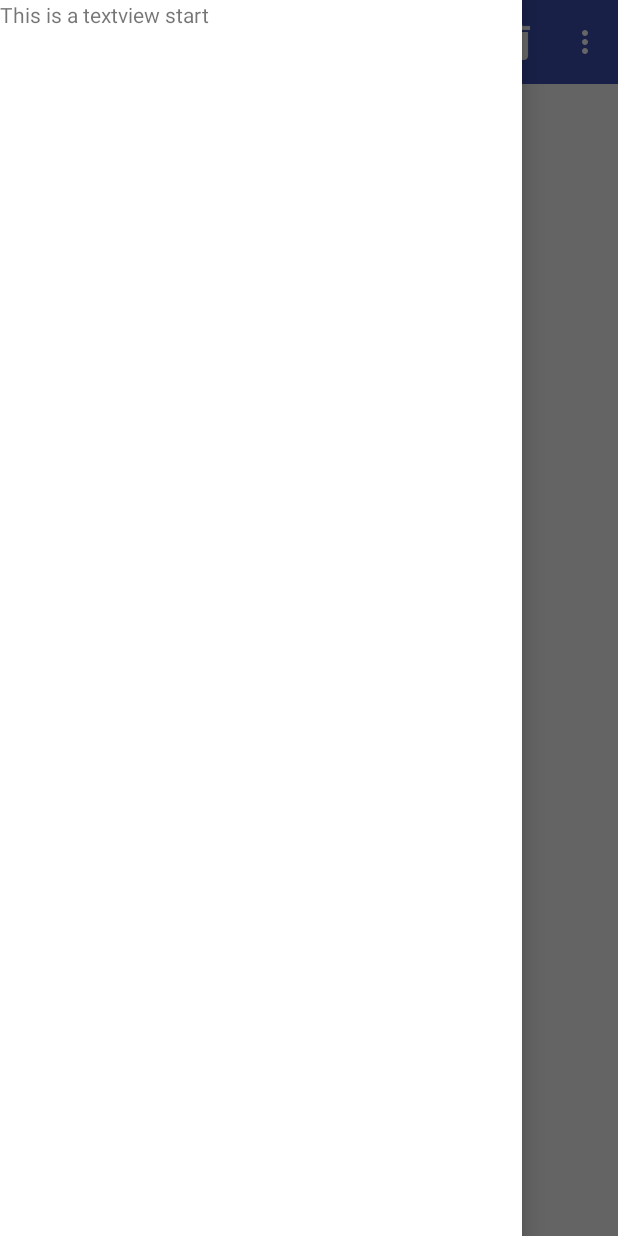
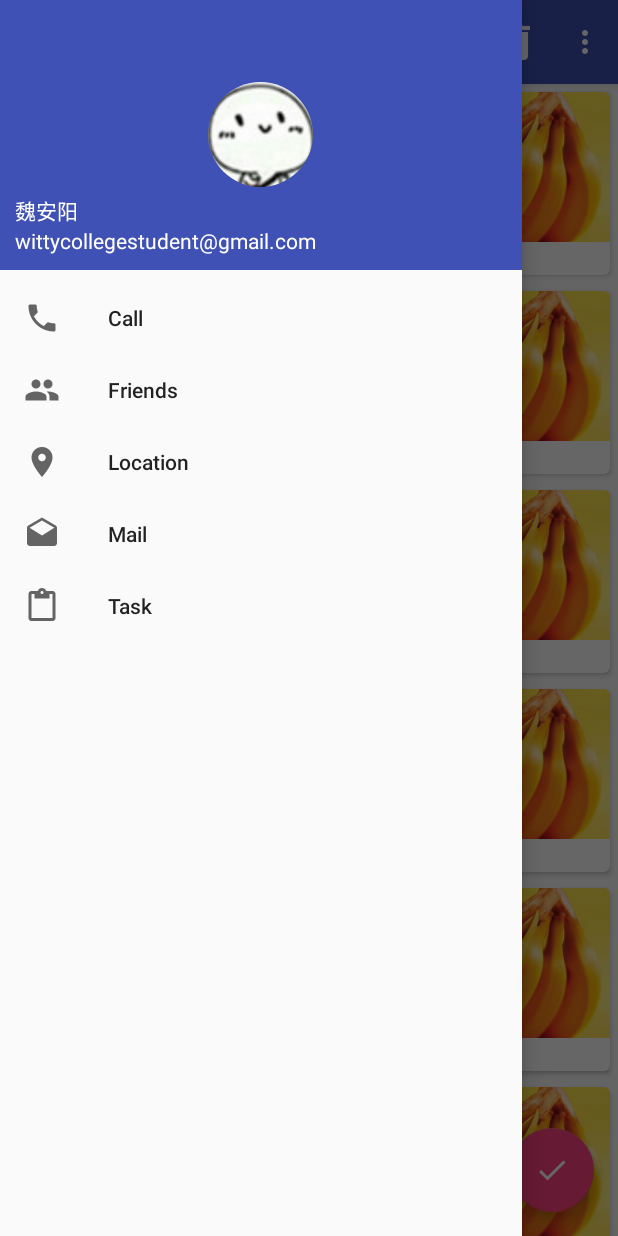
Before and after one commit to WittyCollegeStudent/AndroidStudioProjects, an Android app: the screen it shows after launch (MainActivity), with the side drawer open, on a phone screen of 412 x 824 dp. Run offline under Robolectric (Android 15) with nearby library versions, the phone set to English and light mode, and no system bars; our stand-ins replace CircleImageView.

```diff
--- a/MyApplication/app/build.gradle
+++ b/MyApplication/app/build.gradle
@@ -29,4 +29,7 @@ dependencies {
     testCompile 'junit:junit:4.12'
     implementation 'com.android.support:design:26.1.0'
     implementation 'de.hdodenhof:circleimageview:2.2.0'
+    implementation 'com.android.support:recyclerview-v7:26.1.0'
+    implementation 'com.android.support:cardview-v7:26.1.0'
+    implementation 'com.github.bumptech.glide:glide:3.7.0'
 }
--- a/MyApplication/app/src/main/AndroidManifest.xml
+++ b/MyApplication/app/src/main/AndroidManifest.xml
@@ -5,6 +5,7 @@
     <application
         android:allowBackup="true"
         android:icon="@drawable/nav_icon"
+        android:name="com.example.weianyang.myapplication.MyApplication"
         android:label="@string/app_name"
         android:supportsRtl="true"
         android:theme="@style/AppTheme">
@@ -17,6 +18,9 @@
                 <category android:name="android.intent.category.LAUNCHER" />
             </intent-filter>
         </activity>
+        <activity
+            android:name=".FruitActivity"
+            android:theme="@style/FruitActivityTheme"></activity>
     </application>
 
 </manifest>
--- /dev/null
+++ b/MyApplication/app/src/main/java/com/example/weianyang/myapplication/Fruit.java
@@ -0,0 +1,32 @@
+package com.example.weianyang.myapplication;
+
+/**
+ * Created by weianyang on 18-1-4.
+ */
+
+public class Fruit {
+
+    private String name;
+    private int imageId;
+
+    public Fruit(String name, int imageId) {
+        this.name = name;
+        this.imageId = imageId;
+    }
+
+    public String getName() {
+        return name;
+    }
+
+    public void setName(String name) {
+        this.name = name;
+    }
+
+    public int getImageId() {
+        return imageId;
+    }
+
+    public void setImageId(int imageId) {
+        this.imageId = imageId;
+    }
+}
--- /dev/null
+++ b/MyApplication/app/src/main/java/com/example/weianyang/myapplication/FruitAdapter.java
@@ -0,0 +1,75 @@
+package com.example.weianyang.myapplication;
+
+import android.content.Context;
+import android.content.Intent;
+import android.support.v7.widget.CardView;
+import android.support.v7.widget.RecyclerView;
+import android.view.LayoutInflater;
+import android.view.View;
+import android.view.ViewGroup;
+import android.widget.ImageView;
+import android.widget.TextView;
+
+import com.bumptech.glide.Glide;
+
+import java.util.List;
+
+/**
+ * Created by weianyang on 18-1-4.
+ */
+
+public class FruitAdapter extends RecyclerView.Adapter<FruitAdapter.ViewHolder> {
+
+    private Context context;
+
+    private List<Fruit> fruitList;
+
+    static class ViewHolder extends RecyclerView.ViewHolder{
+        CardView cardView;
+        ImageView fruitImage;
+        TextView fruitName;
+
+        public ViewHolder(View view){
+            super(view);
+            cardView = (CardView)view;
+            fruitImage = (ImageView)view.findViewById(R.id.fruit_image);
+            fruitName = (TextView)view.findViewById(R.id.fruit_name);
+        }
+    }
+
+    public FruitAdapter(List<Fruit> fruitList){
+        this.fruitList = fruitList;
+    }
+
+    @Override
+    public ViewHolder onCreateViewHolder(ViewGroup parent, int viewType) {
+        if(context == null)
+            context = parent.getContext();
+        View view = LayoutInflater.from(context).inflate(R.layout.fruit_item,parent,false);
+        final ViewHolder holder = new ViewHolder(view);
+        holder.cardView.setOnClickListener(new View.OnClickListener() {
+            @Override
+            public void onClick(View v) {
+                int position = holder.getAdapterPosition();
+                Fruit fruit = fruitList.get(position);
+                Intent intent = new Intent(context,FruitActivity.class);
+                intent.putExtra(FruitActivity.FRUIT_NAME,fruit.getName());
+                intent.putExtra(FruitActivity.FRUIT_IMAGE_ID,fruit.getImageId());
+                context.startActivity(intent);
+            }
+        });
+        return holder;
+    }
+
+    @Override
+    public void onBindViewHolder(ViewHolder holder, int position) {
+        Fruit fruit = fruitList.get(position);
+        holder.fruitName.setText(fruit.getName());
+        Glide.with(context).load(fruit.getImageId()).into(holder.fruitImage);
+    }
+
+    @Override
+    public int getItemCount() {
+        return fruitList.size();
+    }
+}
--- a/MyApplication/app/src/main/java/com/example/weianyang/myapplication/MainActivity.java
+++ b/MyApplication/app/src/main/java/com/example/weianyang/myapplication/MainActivity.java
@@ -1,48 +1,144 @@
 package com.example.weianyang.myapplication;
 
+import android.content.Context;
 import android.os.Bundle;
+import android.support.annotation.NonNull;
+import android.support.design.widget.FloatingActionButton;
+import android.support.design.widget.NavigationView;
+import android.support.design.widget.Snackbar;
 import android.support.v4.view.GravityCompat;
 import android.support.v4.widget.DrawerLayout;
+import android.support.v4.widget.SwipeRefreshLayout;
 import android.support.v7.app.AppCompatActivity;
+import android.support.v7.widget.GridLayoutManager;
+import android.support.v7.widget.RecyclerView;
 import android.support.v7.widget.Toolbar;
 import android.util.Log;
-import android.view.Gravity;
 import android.view.Menu;
 import android.view.MenuItem;
 import android.view.View;
-import android.widget.Button;
-import android.widget.ImageView;
-import android.widget.TextView;
 import android.widget.Toast;
+
+import java.util.ArrayList;
+import java.util.List;
+import java.util.Random;
 
 public class MainActivity extends AppCompatActivity implements View.OnClickListener {
     private static final String TAG = "MainActivity";
     private DrawerLayout drawerLayout;
+    private NavigationView navigationView;
     private Toolbar toolbar;
-    private Button button;
-    private ImageView imageView;
-    private TextView textView;
-    private int cntClick = 0;
+    private FloatingActionButton fab;
+    private RecyclerView recyclerView;
+    private SwipeRefreshLayout swipeRefreshLayout;
+    private Fruit[] fruits = {new Fruit("Apple", R.drawable.apple), new Fruit("Banana", R.drawable.banana)
+            , new Fruit("Orange", R.drawable.orange), new Fruit("Cherry", R.drawable.cherry)
+            , new Fruit("Grape", R.drawable.grape)};
+    private List<Fruit> fruitList = new ArrayList<>();
+    private FruitAdapter adapter;
 
     @Override
     protected void onCreate(Bundle savedInstanceState) {
         super.onCreate(savedInstanceState);
         setContentView(R.layout.activity_main);
         Log.d(TAG, "onCreate: ");
-        drawerLayout = (DrawerLayout)findViewById(R.id.drawer_layout);
+        drawerLayout = (DrawerLayout) findViewById(R.id.drawer_layout);
+        navigationView = (NavigationView) findViewById(R.id.nav_view);
         toolbar = (Toolbar) findViewById(R.id.toolbar);
-        button = (Button) findViewById(R.id.button);
-        imageView = (ImageView) findViewById(R.id.imageview);
-        textView = (TextView) findViewById(R.id.textview);
-        button.setOnClickListener(MainActivity.this);
+        fab = (FloatingActionButton) findViewById(R.id.fab);
+        recyclerView = (RecyclerView) findViewById(R.id.recycler_view);
+        swipeRefreshLayout = (SwipeRefreshLayout) findViewById(R.id.swipe_refresh);
+        swipeRefreshLayout.setColorSchemeResources(R.color.colorPrimary);
+        //刷新时事件
+        swipeRefreshLayout.setOnRefreshListener(new SwipeRefreshLayout.OnRefreshListener() {
+            @Override
+            public void onRefresh() {
+                refreshFruits();
+            }
+        });
+        fab.setOnClickListener(MainActivity.this);
+        Toast.makeText(MyApplication.getContext(),"getContext:"+(MyApplication.getContext()),Toast.LENGTH_SHORT).show();
+        initFruits();
+        GridLayoutManager layoutManager = new GridLayoutManager(MainActivity.this, 2);
+        recyclerView.setLayoutManager(layoutManager);
+        adapter = new FruitAdapter(fruitList);
+        recyclerView.setAdapter(adapter);
+        navigationView.setNavigationItemSelectedListener(new NavigationView.OnNavigationItemSelectedListener() {
+            @Override
+            public boolean onNavigationItemSelected(@NonNull MenuItem item) {
+                String info = null;
+                //点击导航菜单任意一项，显示提示并关闭drawerlayout
+                switch (item.getItemId()) {
+                    case R.id.nav_call:
+                        info = "You clicked Call";
+                        break;
+                    case R.id.nav_friends:
+                        info = "You clicked Friends";
+                        break;
+                    case R.id.nav_location:
+                        info = "You clicked Location";
+                        break;
+                    case R.id.nav_mail:
+                        info = "You clicked Mail";
+                        break;
+                    case R.id.nav_task:
+                        info = "You clicked Task";
+                        break;
+                    default:
+                        break;
+                }
+                Toast.makeText(MainActivity.this, info, Toast.LENGTH_SHORT).show();
+                drawerLayout.closeDrawers();
+                return true;
+            }
+        });
         setSupportActionBar(toolbar);
+    }
+
+    private void refreshFruits() {
+        new Thread(new Runnable() {
+            @Override
+            public void run() {
+                try {
+                    Thread.sleep(1500);//睡眠2秒后继续
+                } catch (InterruptedException e) {
+                    e.printStackTrace();
+                }
+                runOnUiThread(new Runnable() {
+                    @Override
+                    public void run() {
+                        initFruits();
+                        adapter.notifyDataSetChanged();
+                        swipeRefreshLayout.setRefreshing(false);
+                    }
+                });
+            }
+        }).start();
+    }
+
+    //随机填充5个水果
+    private void initFruits() {
+        int randIndex;//随机待添加的水果的下标
+        if (fruitList.size() > 0)
+            fruitList.clear();
+        for (int i = 0; i < 50; i++) {
+            randIndex = (new Random().nextInt(fruits.length));
+            fruitList.add(fruits[randIndex]);
+        }
     }
 
     @Override
     public void onClick(View v) {
         switch (v.getId()) {
-            case R.id.button:
-                setInfoImgAndShow();
+            case R.id.fab:
+                Snackbar.make(v, "Data deleted", Snackbar.LENGTH_SHORT)
+                        .setAction("Undo", new View.OnClickListener() {
+                            @Override
+                            public void onClick(View v) {
+                                Toast.makeText(MainActivity.this, "Data restored", Toast.LENGTH_SHORT).show();
+                            }
+                        })
+                        .show();
                 break;
             default:
                 break;
@@ -51,56 +147,26 @@ public class MainActivity extends AppCompatActivity implements View.OnClickListe
 
     @Override
     public boolean onOptionsItemSelected(MenuItem item) {
-        switch (item.getItemId()){
+        switch (item.getItemId()) {
             case android.R.id.home:
                 drawerLayout.openDrawer(GravityCompat.START);
                 break;
             case R.id.backup:
-                Toast.makeText(MainActivity.this,"You clicked Backup",Toast.LENGTH_SHORT)
+                Toast.makeText(MainActivity.this, "You clicked Backup", Toast.LENGTH_SHORT)
                         .show();
                 break;
             case R.id.delete:
-                Toast.makeText(MainActivity.this,"You clicked Delete",Toast.LENGTH_SHORT)
+                Toast.makeText(MainActivity.this, "You clicked Delete", Toast.LENGTH_SHORT)
                         .show();
                 break;
             case R.id.settings:
-                Toast.makeText(MainActivity.this,"You clicked Settings",Toast.LENGTH_SHORT)
+                Toast.makeText(MainActivity.this, "You clicked Settings", Toast.LENGTH_SHORT)
                         .show();
-                break;
-            default:break;
-        }
-        return true;
-    }
-
-    public void setInfoImgAndShow() {
-        String desc = "This is a describtion.";
-        switch (cntClick) {
-            case 0:
-                imageView.setImageResource(R.drawable.mango);
-                textView.setVisibility(View.VISIBLE);//显示文字
-                imageView.setVisibility(View.VISIBLE);//显示图片
-                button.setText("再点击一下");
-                break;
-            case 1:
-                imageView.setImageResource(R.drawable.banana);
-                break;
-            case 2:
-                imageView.setImageResource(R.drawable.cherry);
-                break;
-            case 3:
-                imageView.setImageResource(R.drawable.grape);
-                Log.d(TAG, "setInfoImgAndShow: show grape image");
                 break;
             default:
                 break;
         }
-        if(cntClick < 3){
-            cntClick = cntClick + 1;
-        }
-        else
-            button.setVisibility(View.GONE);
-        Log.d(TAG, "setInfoImgAndShow: "+"cntClick = " + cntClick + ",imagevisibility:" + (imageView.getVisibility()));
-        textView.setText(desc);
+        return true;
     }
 
     @Override
--- /dev/null
+++ b/MyApplication/app/src/main/java/com/example/weianyang/myapplication/MyApplication.java
@@ -0,0 +1,25 @@
+package com.example.weianyang.myapplication;
+
+import android.app.Application;
+import android.content.Context;
+import android.os.Parcelable;
+
+/**
+ * Created by weianyang on 18-1-6.
+ */
+
+public class MyApplication extends Application {
+
+    private static Context context;
+
+    @Override
+    public void onCreate() {
+        super.onCreate();
+        context = getApplicationContext();
+    }
+
+    public static Context getContext(){
+        return context;
+    }
+
+}
--- a/MyApplication/app/src/main/res/layout/activity_main.xml
+++ b/MyApplication/app/src/main/res/layout/activity_main.xml
@@ -1,70 +1,60 @@
 <?xml version="1.0" encoding="utf-8"?>
 <android.support.v4.widget.DrawerLayout xmlns:android="http://schemas.android.com/apk/res/android"
     xmlns:app="http://schemas.android.com/apk/res-auto"
+    android:id="@+id/drawer_layout"
     android:layout_width="match_parent"
-    android:layout_height="match_parent"
-    android:id="@+id/drawer_layout">
+    android:layout_height="match_parent">
 
-    <android.support.constraint.ConstraintLayout
+    <android.support.design.widget.CoordinatorLayout
         android:layout_width="match_parent"
         android:layout_height="match_parent">
 
-        <android.support.v7.widget.Toolbar
-            android:id="@+id/toolbar"
+        <android.support.design.widget.AppBarLayout
             android:layout_width="match_parent"
-            android:layout_height="?attr/actionBarSize"
-            android:background="?attr/colorPrimary"
-            app:navigationIcon="@mipmap/ic_menu"
-            android:theme="@style/ThemeOverlay.AppCompat.Dark.ActionBar"
-            app:popupTheme="@style/ThemeOverlay.AppCompat.Light" />
+            android:layout_height="wrap_content">
 
-        <TextView
-            android:id="@+id/textview"
-            android:layout_width="384dp"
-            android:layout_height="wrap_content"
-            android:layout_gravity="center_horizontal"
-            android:layout_marginTop="56dp"
-            android:gravity="center"
-            android:text="Happy Birthday!"
-            android:textSize="24sp"
-            android:textStyle="bold"
-            android:visibility="invisible"
-            app:layout_constraintHorizontal_bias="0.0"
-            app:layout_constraintLeft_toLeftOf="parent"
-            app:layout_constraintRight_toRightOf="parent"
-            app:layout_constraintTop_toBottomOf="@+id/imageview" />
+            <android.support.v7.widget.Toolbar
+                android:id="@+id/toolbar"
+                android:layout_width="match_parent"
+                android:layout_height="?attr/actionBarSize"
+                android:background="?attr/colorPrimary"
+                android:theme="@style/ThemeOverlay.AppCompat.Dark.ActionBar"
+                app:navigationIcon="@mipmap/ic_menu"
+                app:popupTheme="@style/ThemeOverlay.AppCompat.Light"
+                app:layout_scrollFlags="scroll|enterAlways|snap"/>
 
-        <Button
-            android:id="@+id/button"
+        </android.support.design.widget.AppBarLayout>
+
+        <android.support.v4.widget.SwipeRefreshLayout
+            android:id="@+id/swipe_refresh"
+            android:layout_width="match_parent"
+            android:layout_height="match_parent"
+            app:layout_behavior="@string/appbar_scrolling_view_behavior">
+
+            <android.support.v7.widget.RecyclerView
+                android:id="@+id/recycler_view"
+                android:layout_width="match_parent"
+                android:layout_height="match_parent"/>
+
+        </android.support.v4.widget.SwipeRefreshLayout>
+
+        <android.support.design.widget.FloatingActionButton
+            android:id="@+id/fab"
             android:layout_width="wrap_content"
             android:layout_height="wrap_content"
-            android:layout_marginBottom="88dp"
-            android:layout_marginTop="8dp"
-            android:text="点击"
-            android:textSize="24sp"
-            app:layout_constraintBottom_toBottomOf="parent"
-            app:layout_constraintLeft_toLeftOf="parent"
-            app:layout_constraintRight_toRightOf="parent"
-            app:layout_constraintTop_toBottomOf="@+id/textview"
-            app:layout_constraintVertical_bias="0.639" />
+            android:layout_gravity="bottom|end"
+            android:layout_margin="16dp"
+            android:backgroundTint="@color/colorAccent"
+            android:src="@drawable/ic_done" />
 
-        <android.support.v7.widget.AppCompatImageView
-            android:id="@+id/imageview"
-            android:layout_width="217dp"
-            android:layout_height="94dp"
-            android:layout_marginTop="84dp"
-            android:visibility="invisible"
-            app:layout_constraintHorizontal_bias="0.502"
-            app:layout_constraintLeft_toLeftOf="parent"
-            app:layout_constraintRight_toRightOf="parent"
-            app:layout_constraintTop_toBottomOf="@+id/toolbar" />
-    </android.support.constraint.ConstraintLayout>
+    </android.support.design.widget.CoordinatorLayout>
 
-    <TextView
+    <android.support.design.widget.NavigationView
+        android:id="@+id/nav_view"
         android:layout_width="match_parent"
         android:layout_height="match_parent"
         android:layout_gravity="start"
-        android:text="This is a textview start"
-        android:background="#FFF"/>
+        app:headerLayout="@layout/nav_header"
+        app:menu="@menu/nav_menu" />
 
 </android.support.v4.widget.DrawerLayout>
--- /dev/null
+++ b/MyApplication/app/src/main/res/layout/nav_header.xml
@@ -0,0 +1,33 @@
+<?xml version="1.0" encoding="utf-8"?>
+<RelativeLayout xmlns:android="http://schemas.android.com/apk/res/android"
+    android:layout_width="match_parent"
+    android:layout_height="180dp"
+    android:padding="10dp"
+    android:background="?attr/colorPrimary">
+
+    <de.hdodenhof.circleimageview.CircleImageView
+        android:id="@+id/icon_image"
+        android:layout_width="70dp"
+        android:layout_height="70dp"
+        android:src="@drawable/wcs"
+        android:layout_centerInParent="true"/>
+
+
+    <TextView
+        android:id="@+id/username"
+        android:layout_width="wrap_content"
+        android:layout_height="wrap_content"
+        android:layout_above="@id/mail"
+        android:text="魏安阳"
+        android:textColor="#FFF"
+        android:textSize="14sp"/>
+    <TextView
+        android:id="@+id/mail"
+        android:layout_width="wrap_content"
+        android:layout_height="wrap_content"
+        android:layout_alignParentBottom="true"
+        android:text="wittycollegestudent@gmail.com"
+        android:textColor="#FFF"
+        android:textSize="14sp"/>
+
+</RelativeLayout>
--- /dev/null
+++ b/MyApplication/app/src/main/res/menu/nav_menu.xml
@@ -0,0 +1,25 @@
+<?xml version="1.0" encoding="utf-8"?>
+<menu xmlns:android="http://schemas.android.com/apk/res/android">
+    <group android:checkableBehavior="none">
+        <item
+            android:id="@+id/nav_call"
+            android:icon="@drawable/nav_call"
+            android:title="Call" />
+        <item
+            android:id="@+id/nav_friends"
+            android:icon="@drawable/nav_friends"
+            android:title="Friends" />
+        <item
+            android:id="@+id/nav_location"
+            android:icon="@drawable/nav_location"
+            android:title="Location" />
+        <item
+            android:id="@+id/nav_mail"
+            android:icon="@drawable/nav_mail"
+            android:title="Mail" />
+        <item
+            android:id="@+id/nav_task"
+            android:icon="@drawable/nav_task"
+            android:title="Task" />
+    </group>
+</menu>
--- a/MyApplication/app/src/main/res/menu/toobar.xml
+++ b/MyApplication/app/src/main/res/menu/toobar.xml
@@ -12,23 +12,23 @@
         android:title="Delete"
         app:showAsAction="always"/>
     <item
-        android:id="@+id/comment"
-        android:icon="@drawable/ic_comment"
-        android:title="Comment"
-        app:showAsAction="never"/>
-    <item
-        android:id="@+id/friends"
-        android:icon="@drawable/nav_friends"
-        android:title="Friends"
-        app:showAsAction="never"/>
-    <item
-        android:id="@+id/call"
-        android:icon="@drawable/nav_call"
-        android:title="Call"
-        app:showAsAction="never"/>
-    <item
         android:id="@+id/settings"
         android:icon="@drawable/ic_settings"
         android:title="Settings"
         app:showAsAction="never"/>
+    <!--<item-->
+    <!--android:id="@+id/comment"-->
+    <!--android:icon="@drawable/ic_comment"-->
+    <!--android:title="Comment"-->
+    <!--app:showAsAction="never"/>-->
+    <!--<item-->
+    <!--android:id="@+id/friends"-->
+    <!--android:icon="@drawable/nav_friends"-->
+    <!--android:title="Friends"-->
+    <!--app:showAsAction="never"/>-->
+    <!--<item-->
+    <!--android:id="@+id/call"-->
+    <!--android:icon="@drawable/nav_call"-->
+    <!--android:title="Call"-->
+    <!--app:showAsAction="never"/>-->
 </menu>
--- /dev/null
+++ b/MyApplication/app/src/main/res/values-v21/styles.xml
@@ -0,0 +1,6 @@
+<?xml version="1.0" encoding="utf-8"?>
+<resources>
+    <style name="FruitActivityTheme" parent="AppTheme">
+        <item name="android:statusBarColor">@android:color/transparent</item>
+    </style>
+</resources>
--- a/MyApplication/app/src/main/res/values/styles.xml
+++ b/MyApplication/app/src/main/res/values/styles.xml
@@ -8,4 +8,6 @@
         <item name="colorAccent">@color/colorAccent</item>
     </style>
 
+    <style name="FruitActivityTheme" parent="AppTheme"></style>
+
 </resources>
```
Also changed, not shown: MyApplication/app/src/main/java/com/example/weianyang/myapplication/FruitActivity.java (added, +56 -0 lines), MyApplication/app/src/main/res/layout/activity_fruit.xml (added, +80 -0 lines), MyApplication/app/src/main/res/layout/fruit_item.xml (added, +30 -0 lines), MyApplication/app/src/main/res/drawable/wcs.jpg (added), MyApplication/app/src/main/res/mipmap-xxhdpi/ic_back.png (added).
